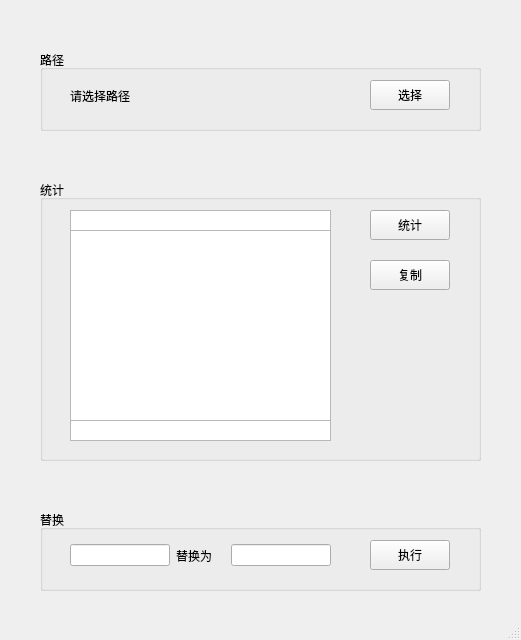
The window that label_window.ui (lustoo/labelImg) describes before a commit, drawn with Qt 5.
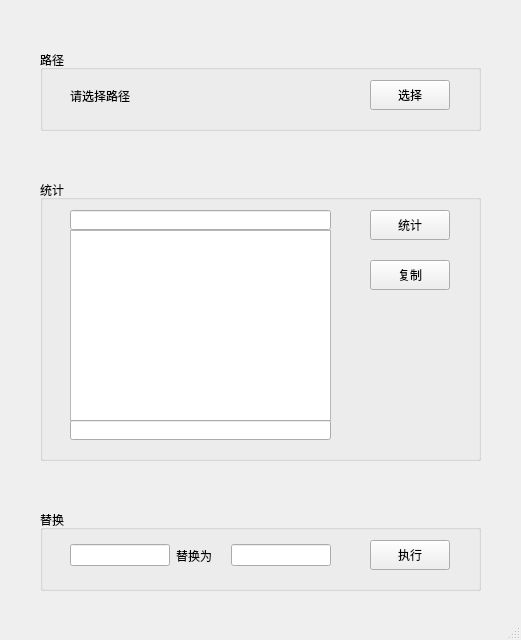
The same window after the commit.

```diff
--- a/label_window.ui
+++ b/label_window.ui
@@ -44,22 +44,6 @@
     <property name="title">
      <string>统计</string>
     </property>
-    <widget class="QListWidget" name="list_head">
-     <property name="geometry">
-      <rect>
-       <x>30</x>
-       <y>30</y>
-       <width>261</width>
-       <height>21</height>
-      </rect>
-     </property>
-     <property name="font">
-      <font>
-       <weight>75</weight>
-       <bold>true</bold>
-      </font>
-     </property>
-    </widget>
     <widget class="QListWidget" name="list_label">
      <property name="geometry">
       <rect>
@@ -70,20 +54,33 @@
       </rect>
      </property>
     </widget>
-    <widget class="QListWidget" name="list_all">
+    <widget class="QLineEdit" name="list_head">
+     <property name="geometry">
+      <rect>
+       <x>30</x>
+       <y>30</y>
+       <width>261</width>
+       <height>20</height>
+      </rect>
+     </property>
+     <property name="text">
+      <string/>
+     </property>
+     <property name="readOnly">
+      <bool>true</bool>
+     </property>
+    </widget>
+    <widget class="QLineEdit" name="list_all">
      <property name="geometry">
       <rect>
        <x>30</x>
        <y>240</y>
        <width>261</width>
-       <height>21</height>
+       <height>20</height>
       </rect>
      </property>
-     <property name="font">
-      <font>
-       <weight>75</weight>
-       <bold>true</bold>
-      </font>
+     <property name="readOnly">
+      <bool>true</bool>
      </property>
     </widget>
    </widget>
```
